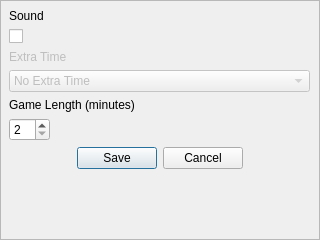
Qt form settingsFrame.ui (rochford/cutefootball) before a commit.
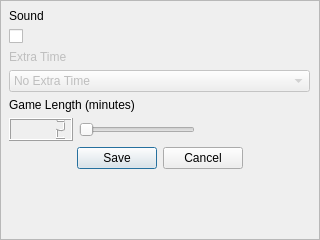
The same form after that commit.

```diff
--- a/settingsFrame.ui
+++ b/settingsFrame.ui
@@ -116,18 +116,22 @@
     <item>
      <layout class="QHBoxLayout" name="horizontalLayout">
       <item>
-       <widget class="QSpinBox" name="spinBox">
+       <widget class="QLCDNumber" name="gameLengthLcdNumber">
+        <property name="value" stdset="0">
+         <double>2.000000000000000</double>
+        </property>
+       </widget>
+      </item>
+      <item>
+       <widget class="QSlider" name="gameLengthSlider">
         <property name="minimum">
          <number>2</number>
         </property>
         <property name="maximum">
-         <number>10</number>
+         <number>8</number>
         </property>
-        <property name="singleStep">
-         <number>1</number>
-        </property>
-        <property name="value">
-         <number>2</number>
+        <property name="orientation">
+         <enum>Qt::Horizontal</enum>
         </property>
        </widget>
       </item>
```
Left out of the diff: 20 changed lines with no effect on the pictures.
